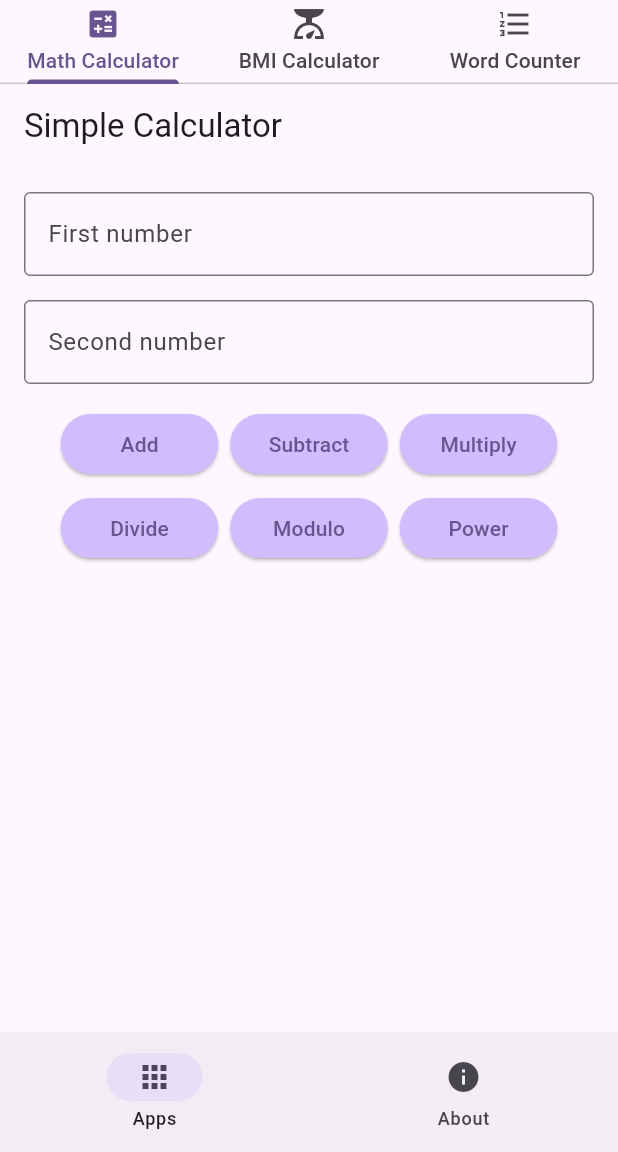
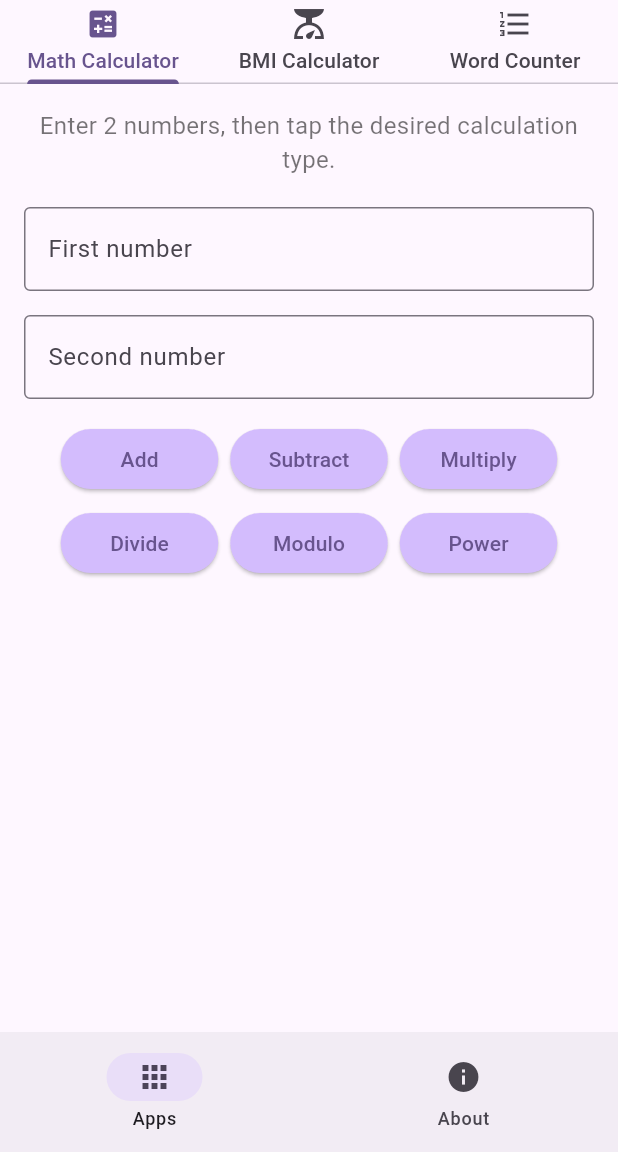
Before and after one commit to talhaqudsi/flutter-projects-app, a Flutter app: the screen it shows after launch, on a phone screen of 412 x 824 dp, the part 84-1236 px from its top. Run offline on Flutter 3.47's test engine with Material 3 defaults, Android fonts, the phone set to English and light mode, and no system bars.

Commit message:
Implemented word_counter.dart and connected to TabBarView; adjusted UI elements for consistency across application

```diff
--- a/lib/bmi_calculator.dart
+++ b/lib/bmi_calculator.dart
@@ -52,7 +52,7 @@ class _BMICalcState extends State<BMICalc> {
       body: SafeArea(
         child: SingleChildScrollView(
           child: Padding(
-            padding: const EdgeInsets.all(40.0),
+            padding: const EdgeInsets.all(16.0),
             child: Column(
               crossAxisAlignment: CrossAxisAlignment.stretch,
               children: [
--- a/lib/main.dart
+++ b/lib/main.dart
@@ -92,7 +92,7 @@ class _AppsPageState extends State<AppsPage> {
             // Each entry within the TabBarView is a separate page
             tabs[0],
             tabs[1],
-            Icon(Icons.sunny, color: Colors.amber[800], size: 96),
+            tabs[2],
           ],
         ),
       ),
--- a/lib/math_calculator.dart
+++ b/lib/math_calculator.dart
@@ -1,21 +1,3 @@
-// import 'package:flutter/material.dart';
-
-// class MathCalc extends StatefulWidget {
-//   const MathCalc({super.key});
-
-//   @override
-//   State<MathCalc> createState() => _MathCalcState();
-// }
-
-// class _MathCalcState extends State<MathCalc> {
-//   @override
-//   Widget build(BuildContext context) {
-//     return Scaffold();
-//   }
-// }
-
-// class Calc
-
 import 'package:flutter/material.dart';
 import 'dart:math';
 
@@ -24,7 +6,6 @@ class MathCalc extends StatefulWidget {
 
   @override
   State<MathCalc> createState() => _MathCalcState();
-
 }
 
 class _MathCalcState extends State<MathCalc> {
@@ -32,6 +13,7 @@ class _MathCalcState extends State<MathCalc> {
   final TextEditingController _controller2 = TextEditingController();
   String _result = '';
 
+  // Compute method from HW1
   void compute(String action, double v1, double v2) {
     double result = 0;
     switch (action) {
@@ -91,13 +73,19 @@ class _MathCalcState extends State<MathCalc> {
   @override
   Widget build(BuildContext context) {
     return Scaffold(
-      appBar: AppBar(
-        title: const Text('Simple Calculator'),
-      ),
-      body: Padding(
+      body: SafeArea(
+        child: Padding(
           padding: const EdgeInsets.all(16.0),
           child: Column(
             children: [
+              Padding(
+                padding: const EdgeInsets.only(bottom: 20.0),
+                child: Text(
+                  "Enter 2 numbers, then tap the desired calculation type.",
+                  textAlign: TextAlign.center,
+                  style: TextStyle(fontSize: 16, color: Colors.black54),
+                ),
+              ),
               // First number field
               TextField(
                 controller: _controller1,
@@ -125,7 +113,8 @@ class _MathCalcState extends State<MathCalc> {
                 spacing: 8,
                 runSpacing: 8,
                 children: [
-                ElevatedButton( // Add
+                  ElevatedButton(
+                    // Add
                     style: ElevatedButton.styleFrom(
                       fixedSize: const Size(105, 25),
                       backgroundColor:
@@ -138,7 +127,8 @@ class _MathCalcState extends State<MathCalc> {
                     },
                     child: const Text("Add"),
                   ),
-                ElevatedButton( // Subtract
+                  ElevatedButton(
+                    // Subtract
                     style: ElevatedButton.styleFrom(
                       fixedSize: const Size(105, 25),
                       backgroundColor:
@@ -151,7 +141,8 @@ class _MathCalcState extends State<MathCalc> {
                     },
                     child: const Text("Subtract"),
                   ),
-                ElevatedButton( // Multiply
+                  ElevatedButton(
+                    // Multiply
                     style: ElevatedButton.styleFrom(
                       fixedSize: const Size(105, 25),
                       backgroundColor:
@@ -164,7 +155,8 @@ class _MathCalcState extends State<MathCalc> {
                     },
                     child: const Text("Multiply"),
                   ),
-                ElevatedButton( // Divide
+                  ElevatedButton(
+                    // Divide
                     style: ElevatedButton.styleFrom(
                       fixedSize: const Size(105, 25),
                       backgroundColor:
@@ -177,7 +169,8 @@ class _MathCalcState extends State<MathCalc> {
                     },
                     child: const Text("Divide"),
                   ),
-                ElevatedButton( // Modulo
+                  ElevatedButton(
+                    // Modulo
                     style: ElevatedButton.styleFrom(
                       fixedSize: const Size(105, 25),
                       backgroundColor:
@@ -190,7 +183,8 @@ class _MathCalcState extends State<MathCalc> {
                     },
                     child: const Text("Modulo"),
                   ),
-                ElevatedButton( // Power
+                  ElevatedButton(
+                    // Power
                     style: ElevatedButton.styleFrom(
                       fixedSize: const Size(105, 25),
                       backgroundColor:
@@ -214,6 +208,7 @@ class _MathCalcState extends State<MathCalc> {
             ],
           ),
         ),
+      ),
     );
   }
 }
```
Also changed, not shown: lib/word_counter.dart (+88 -1 lines), pubspec.lock, 125 other files. Lines whose indentation alone changed are shown as unchanged.
